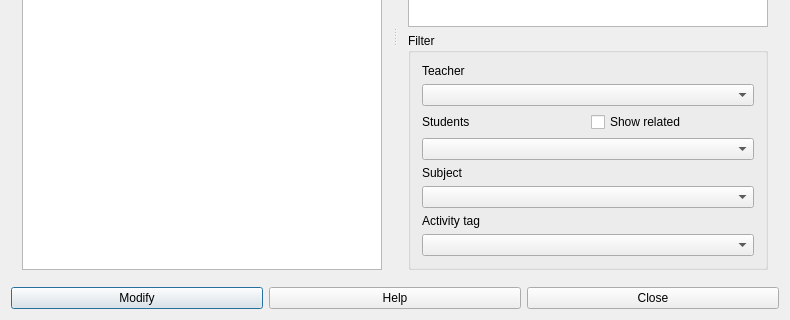
Before: the Qt Designer form fet/src/interface/subactivitiesform_template.ui in vonmecheln/fet, drawn with Qt 5; both pictures show x 0 to 790 and y 220 to 540 of the 790 by 540 pixel window.
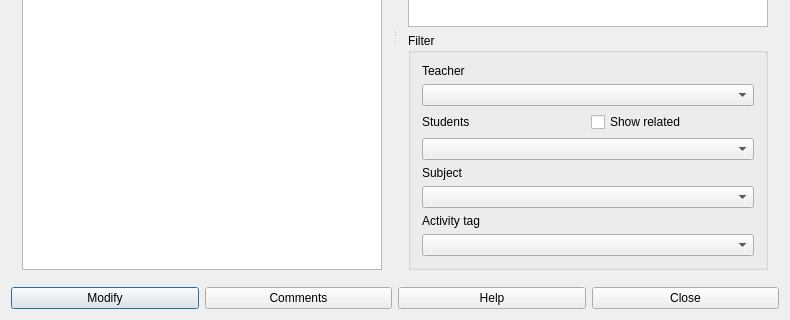
After: the same form once the commit is applied.

```diff
--- a/fet/src/interface/subactivitiesform_template.ui
+++ b/fet/src/interface/subactivitiesform_template.ui
@@ -140,6 +140,13 @@
        </property>
       </widget>
      </item>
+     <item>
+      <widget class="QPushButton" name="commentsPushButton">
+       <property name="text">
+        <string>Comments</string>
+       </property>
+      </widget>
+     </item>
      <item>
       <widget class="QPushButton" name="helpPushButton">
        <property name="text">
```
